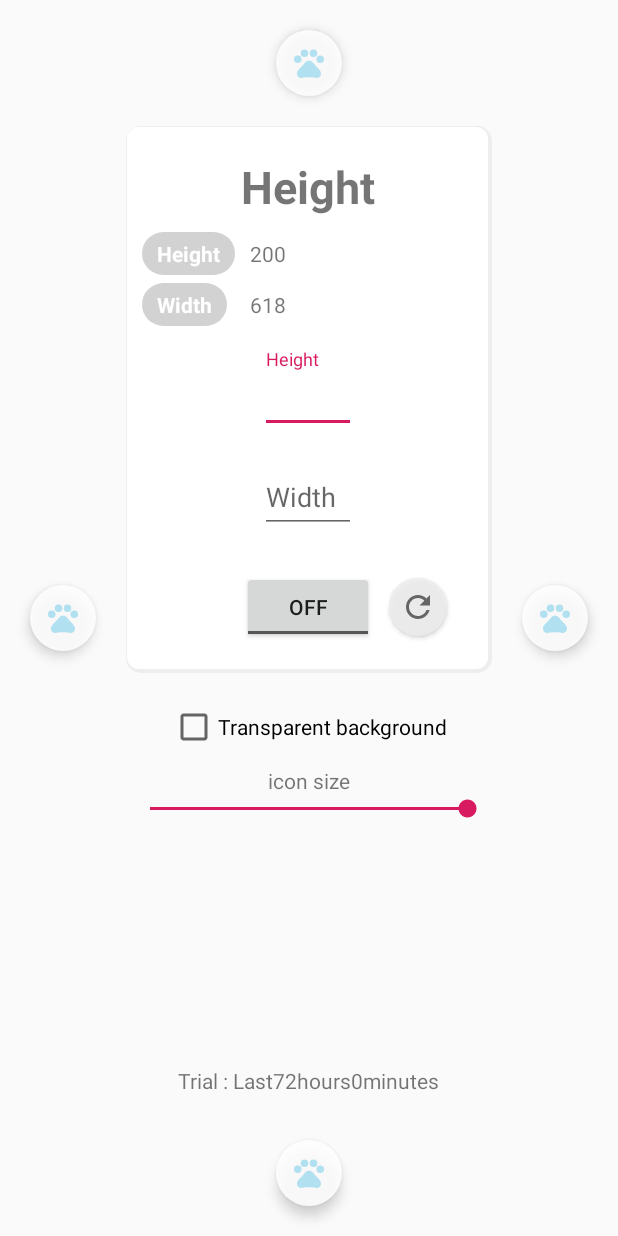
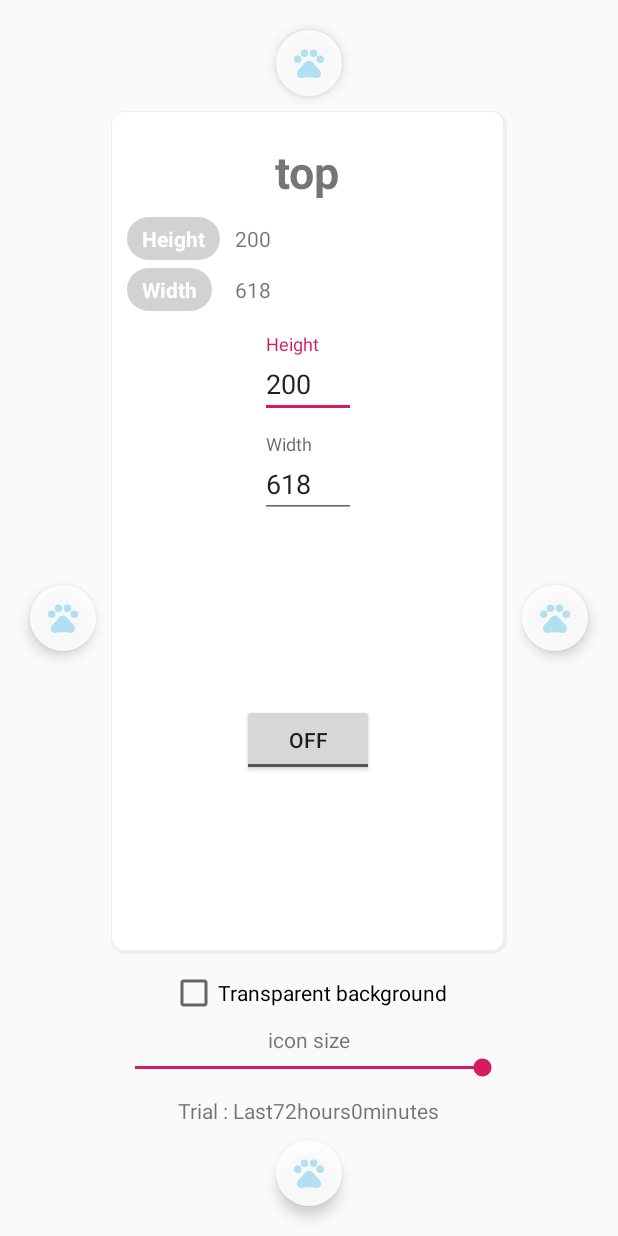
Before and after one commit to KawabeAtsushi/TouchProtector, an Android app: the screen it shows after launch (MainActivity), on a phone screen of 412 x 824 dp. Run offline under Robolectric (Android 15) with nearby library versions, the phone set to English and light mode, and no system bars; our stand-ins replace data binding.

Commit message:
update to switch status

```diff
--- a/app/build.gradle
+++ b/app/build.gradle
@@ -31,10 +31,11 @@ android {
 dependencies {
     implementation fileTree(dir: 'libs', include: ['*.jar'])
     implementation"org.jetbrains.kotlin:kotlin-stdlib-jdk7:$kotlin_version"
-    implementation 'androidx.constraintlayout:constraintlayout:2.0.1'
+    implementation 'androidx.constraintlayout:constraintlayout:2.0.2'
     implementation 'androidx.appcompat:appcompat:1.2.0'
     implementation 'com.google.android.material:material:1.2.1'
-    implementation 'androidx.core:core-ktx:1.3.1'
+    implementation 'androidx.core:core-ktx:1.3.2'
+    implementation 'androidx.lifecycle:lifecycle-viewmodel-ktx:2.2.0'
     testImplementation 'junit:junit:4.12'
     androidTestImplementation 'androidx.test:runner:1.3.0'
     androidTestImplementation 'androidx.test.espresso:espresso-core:3.3.0'
--- a/app/src/main/java/com/pandatone/touchProtector/KeyStore.kt
+++ b/app/src/main/java/com/pandatone/touchProtector/KeyStore.kt
@@ -15,10 +15,14 @@ enum class PREF(val key: String) {
     FirstDate("first_date"),
     TopH("topHeight"),
     TopW("topWidth"),
+    TopActive("topActive"),
     BottomH("bottomHeight"),
     BottomW("bottomWidth"),
+    BottomActive("bottomActive"),
     LeftH("leftHeight"),
     LeftW("leftWidth"),
+    LeftActive("leftActive"),
     RightH("rightHeight"),
-    RightW("rightWidth")
+    RightW("rightWidth"),
+    RightActive("rightActive")
 }
--- a/app/src/main/java/com/pandatone/touchProtector/MainActivity.kt
+++ b/app/src/main/java/com/pandatone/touchProtector/MainActivity.kt
@@ -7,6 +7,8 @@ import android.provider.Settings
 import android.util.DisplayMetrics
 import android.widget.*
 import androidx.appcompat.app.AppCompatActivity
+import androidx.lifecycle.Observer
+import androidx.lifecycle.ViewModelProvider
 import com.pandatone.touchProtector.databinding.MainActivityBinding
 import kotlin.math.min
 
@@ -16,10 +18,12 @@ import kotlin.math.min
  */
 class MainActivity : AppCompatActivity() {
 
-    private lateinit var heightEt: EditText
-    private lateinit var widthEt: EditText
-    private lateinit var widthTv: TextView
-    private lateinit var heightTv: TextView
+    private lateinit var title: TextView
+    private lateinit var switch: ToggleButton
+    private lateinit var hEdit: EditText
+    private lateinit var wEdit: EditText
+    private lateinit var wText: TextView
+    private lateinit var hText: TextView
     private lateinit var transCheck: CheckBox
 
     companion object {
@@ -29,10 +33,11 @@ class MainActivity : AppCompatActivity() {
         private const val OVERLAY_PERMISSION_REQUEST_CODE = 1
     }
 
+
     override fun onCreate(savedInstanceState: Bundle?) {
         super.onCreate(savedInstanceState)
         val binding: MainActivityBinding = MainActivityBinding.inflate(layoutInflater)
-        viewModel = MainViewModel()
+        viewModel = ViewModelProvider(this).get(MainViewModel::class.java)
         binding.viewModel = viewModel
         binding.lifecycleOwner = this
         setContentView(binding.root)
@@ -50,7 +55,7 @@ class MainActivity : AppCompatActivity() {
             viewModel.setRightParam(pref.getInt(PREF.TopH.key, 0), pref.getInt(PREF.TopH.key, 0))
             viewModel.setLeftParam(pref.getInt(PREF.TopH.key, 0), pref.getInt(PREF.TopH.key, 0))
         }
-        changeIconSize(pref.getInt("topHeight", 0), pref.getInt("topWidth", 0),100)
+        changeIconSize(pref.getInt("topHeight", 0), pref.getInt("topWidth", 0), 100)
 
         val statusView = findViewById<TextView>(R.id.status)
         val lastDay = System.currentTimeMillis() - pref.getLong(PREF.FirstDate.key, 0)
@@ -64,19 +69,24 @@ class MainActivity : AppCompatActivity() {
                         getString(R.string.hours) + (minutes % 60).toString() + getString(R.string.mins)
         }
 
-        // Show/hide overlay view with a toggle button.
-        findViewById<ToggleButton>(R.id.toggle_button).apply {
+        // ON/OFFのトグルボタン切り替え
+        switch.apply {
             isChecked = OverlayService.isActive
             setOnCheckedChangeListener { _, isChecked ->
-                val heightStr = heightEt.text.toString()
+                val heightStr = hEdit.text.toString()
                 if (heightStr != "") {
-                    setParams(KeyStore.TOP, height = Integer.parseInt(heightStr))
+                    setParams(viewModel.nowPos.value!!, height = Integer.parseInt(heightStr))
                 }
-                val widthStr = widthEt.text.toString()
+                val widthStr = wEdit.text.toString()
                 if (widthStr != "") {
-                    setParams(KeyStore.TOP, width = Integer.parseInt(widthStr))
+                    setParams(viewModel.nowPos.value!!, width = Integer.parseInt(widthStr))
                 }
                 OverlayService.transBackground = transCheck.isChecked
+                //プリファレンス（設定）に保存
+                getSharedPreferences(PREF.Name.key, MODE_PRIVATE).edit().apply {
+                    putBoolean(viewModel.nowPos.value!! + "Active", isChecked)
+                    apply()
+                }
                 if (isChecked) OverlayService.start(this@MainActivity)
                 else OverlayService.stop(this@MainActivity)
             }
@@ -88,7 +98,11 @@ class MainActivity : AppCompatActivity() {
                 override fun onProgressChanged(
                     seekBar: SeekBar, progress: Int, fromUser: Boolean
                 ) {
-                    changeIconSize(pref.getInt("topHeight", 0), pref.getInt("topWidth", 0),progress)
+                    changeIconSize(
+                        pref.getInt("topHeight", 0),
+                        pref.getInt("topWidth", 0),
+                        progress
+                    )
                 }
 
                 override fun onStartTrackingTouch(seekBar: SeekBar) {
@@ -98,20 +112,102 @@ class MainActivity : AppCompatActivity() {
                 override fun onStopTrackingTouch(seekBar: SeekBar) {
                     // ツマミがリリースされた時に呼ばれる
                 }
-
             }
         )
+
+        // ここでViewModelから流れてきた値を受け取る.
+        viewModel.nowPos.observe(this, Observer {
+            onClickButton()
+        })
+
     }
 
     private fun setViews() {
-        heightEt = findViewById<EditText>(R.id.height_edit)
-        widthEt = findViewById<EditText>(R.id.width_edit)
-        widthTv = findViewById<TextView>(R.id.width)
-        heightTv = findViewById<TextView>(R.id.height)
+        title = findViewById<TextView>(R.id.title)
+        switch = findViewById<ToggleButton>(R.id.toggle_button)
+        hEdit = findViewById<EditText>(R.id.height_edit)
+        wEdit = findViewById<EditText>(R.id.width_edit)
+        wText = findViewById<TextView>(R.id.width)
+        hText = findViewById<TextView>(R.id.height)
         transCheck = findViewById<CheckBox>(R.id.transparent_check)
     }
 
-    //アプリ初回起動時の処理
+    //高さ・幅の変更
+    private fun setParams(position: String, height: Int = -1, width: Int = -1) {
+
+        when (position) {
+            KeyStore.TOP -> viewModel.setTopParam(height, width)
+            KeyStore.BOTTOM -> viewModel.setBottomParam(height, width)
+            KeyStore.RIGHT -> viewModel.setRightParam(height, width)
+            else -> viewModel.setLeftParam(height, width)
+        }
+        //プリファレンス（設定）に保存
+        getSharedPreferences(PREF.Name.key, MODE_PRIVATE).edit().apply {
+            if (height > 0) putInt(position + "Height", height)
+            if (width > 0) putInt(position + "Width", width)
+            apply()
+        }
+    }
+
+    //アイコンサイズの変更
+    private fun changeIconSize(height: Int, width: Int, progress: Int) {
+        val maxSize = min(height, width)
+        val ratio = progress / 100f //(min)0 ~ 1(max)
+        val size = ratio * maxSize
+        viewModel.setTopParam(size = size.toInt())
+    }
+
+    //positionボタンクリック
+    private fun onClickButton() {
+        val pref = getSharedPreferences(PREF.Name.key, MODE_PRIVATE)
+        when (viewModel.nowPos.value!!) {
+            KeyStore.TOP -> {
+                setValue(
+                    KeyStore.TOP,
+                    viewModel.topHeight.value.toString(),
+                    viewModel.topWidth.value.toString()
+                )
+                switch.isChecked = pref.getBoolean(PREF.TopActive.key, false)
+            }
+            KeyStore.BOTTOM -> {
+                setValue(
+                    KeyStore.BOTTOM,
+                    viewModel.bottomHeight.value.toString(),
+                    viewModel.bottomWidth.value.toString()
+                )
+                switch.isChecked = pref.getBoolean(PREF.BottomActive.key, false)
+            }
+            KeyStore.RIGHT -> {
+                setValue(
+                    KeyStore.RIGHT,
+                    viewModel.rightHeight.value.toString(),
+                    viewModel.rightWidth.value.toString()
+                )
+                switch.isChecked = pref.getBoolean(PREF.RightActive.key, false)
+            }
+            else -> {
+                setValue(
+                    KeyStore.LEFT,
+                    viewModel.leftHeight.value.toString(),
+                    viewModel.leftWidth.value.toString()
+                )
+                switch.isChecked = pref.getBoolean(PREF.LeftActive.key, false)
+            }
+        }
+    }
+
+    private fun setValue(position: String, height: String, width: String) {
+        title.text = position
+        hEdit.setText(height)
+        wEdit.setText(width)
+        hText.text = height
+        wText.text = width
+    }
+
+//////////////////////////////////////////////////////////////////////////////////////////////////
+////////////////////////////////////アプリ初回起動時の処理//////////////////////////////////////////
+/////////////////////////////////////////////////////////////////////////////////////////////////
+
     private fun initialBoot() {
         val dm = DisplayMetrics()
         windowManager.defaultDisplay.getMetrics(dm)
@@ -128,7 +224,7 @@ class MainActivity : AppCompatActivity() {
         Toast.makeText(this, "First", Toast.LENGTH_SHORT).show()
     }
 
-    /** Requests an overlay permission to the user if needed. */
+    /** パーミッションリクエスト */
     private fun requestOverlayPermission() {
         if (isOverlayGranted()) return
         val intent = Intent(
@@ -148,29 +244,7 @@ class MainActivity : AppCompatActivity() {
         }
     }
 
-    /** Checks if the overlay is permitted. */
+    /** パーミッションチェック */
     private fun isOverlayGranted() = Settings.canDrawOverlays(this)
 
-    private fun setParams(position: String, height: Int = -1, width: Int = -1) {
-
-        when (position) {
-            KeyStore.TOP -> viewModel.setTopParam(height, width)
-            KeyStore.BOTTOM -> viewModel.setBottomParam(height, width)
-            KeyStore.RIGHT -> viewModel.setRightParam(height, width)
-            else -> viewModel.setLeftParam(height, width)
-        }
-        //プリファレンス（設定）に保存
-        getSharedPreferences(PREF.Name.key, MODE_PRIVATE).edit().apply {
-            if (height > 0) putInt(position + "Height", height)
-            if (width > 0) putInt(position + "Width", width)
-            apply()
-        }
-    }
-
-    private fun changeIconSize(height: Int,width: Int,progress:Int){
-        val maxSize = min(height,width)
-        val ratio = progress / 100f //(min)0 ~ 1(max)
-        val size = ratio * maxSize
-        viewModel.setTopParam(size = size.toInt())
-    }
 }
--- a/app/src/main/java/com/pandatone/touchProtector/MainViewModel.kt
+++ b/app/src/main/java/com/pandatone/touchProtector/MainViewModel.kt
@@ -1,16 +1,10 @@
 package com.pandatone.touchProtector
 
-import android.widget.TextView
 import androidx.lifecycle.LiveData
 import androidx.lifecycle.MutableLiveData
 import androidx.lifecycle.ViewModel
 
-class MainViewModel : ViewModel()  {
-
-    val top = "top"
-    val bottom = "bottom"
-    val left = "left"
-    val right = "right"
+class MainViewModel : ViewModel() {
 
     //TOP
     private val _topHeight = MutableLiveData<Int>().also { mutableLiveData ->
@@ -91,14 +85,20 @@ class MainViewModel : ViewModel()  {
         if (width > 0) _leftWidth.value = width
     }
 
-    //onClick
-    fun onClickButton(title: TextView, position:String){
+    //now position
+    private val _nowPos = MutableLiveData<String>().also { mutableLiveData ->
+        mutableLiveData.value = KeyStore.TOP
+    }
+    val nowPos: LiveData<String>
+        get() = _nowPos
 
-        when (position) {
-            top -> title.text = top
-            bottom -> title.text = bottom
-            right -> title.text = right
-            else -> title.text = left
+    //positionボタンクリック
+    fun changePosition(positionNo: Int) {
+        when (positionNo) {
+            0 -> _nowPos.value = KeyStore.TOP
+            1 -> _nowPos.value = KeyStore.RIGHT
+            2 -> _nowPos.value = KeyStore.BOTTOM
+            else -> _nowPos.value = KeyStore.LEFT
         }
     }
 
--- a/app/src/main/res/layout/main_activity.xml
+++ b/app/src/main/res/layout/main_activity.xml
@@ -27,7 +27,7 @@
             android:contentDescription="TOP"
             android:elevation="5dp"
             android:src="@drawable/icon"
-            android:onClick="@{() -> viewModel.onClickButton(title,viewModel.top)}"
+            android:onClick="@{() -> viewModel.changePosition(0)}"
             app:layout_constraintEnd_toEndOf="parent"
             app:layout_constraintStart_toStartOf="parent"
             app:layout_constraintTop_toTopOf="parent" />
@@ -42,7 +42,7 @@
             android:contentDescription="RIGHT"
             android:elevation="5dp"
             android:src="@drawable/icon"
-            android:onClick="@{() -> viewModel.onClickButton(title,viewModel.right)}"
+            android:onClick="@{() -> viewModel.changePosition(1)}"
             app:layout_constraintBottom_toBottomOf="parent"
             app:layout_constraintEnd_toEndOf="parent"
             app:layout_constraintTop_toTopOf="parent" />
@@ -57,7 +57,7 @@
             android:contentDescription="BOTTOM"
             android:elevation="5dp"
             android:src="@drawable/icon"
-            android:onClick="@{() -> viewModel.onClickButton(title,viewModel.bottom)}"
+            android:onClick="@{() -> viewModel.changePosition(2)}"
             app:layout_constraintBottom_toBottomOf="parent"
             app:layout_constraintEnd_toEndOf="parent"
             app:layout_constraintStart_toStartOf="parent" />
@@ -72,7 +72,7 @@
             android:contentDescription="LEFT"
             android:elevation="5dp"
             android:src="@drawable/icon"
-            android:onClick="@{() -> viewModel.onClickButton(title,viewModel.left)}"
+            android:onClick="@{() -> viewModel.changePosition(3)}"
             app:layout_constraintBottom_toBottomOf="parent"
             app:layout_constraintStart_toStartOf="parent"
             app:layout_constraintTop_toTopOf="parent" />
@@ -82,7 +82,7 @@
         <androidx.constraintlayout.widget.ConstraintLayout
             android:layout_width="0dp"
             android:layout_height="0dp"
-            android:layout_margin="20dp"
+            android:layout_margin="10dp"
             app:layout_constraintBottom_toTopOf="@id/bottom_button"
             app:layout_constraintEnd_toStartOf="@id/right_button"
             app:layout_constraintStart_toEndOf="@id/left_button"
@@ -91,12 +91,14 @@
             <androidx.constraintlayout.widget.ConstraintLayout
                 android:id="@+id/individual_layout"
                 android:layout_width="0dp"
-                android:layout_height="wrap_content"
+                android:layout_height="0dp"
+                android:layout_marginBottom="10dp"
                 android:background="@drawable/card_background"
                 android:paddingVertical="20dp"
                 app:layout_constraintEnd_toEndOf="parent"
                 app:layout_constraintStart_toStartOf="parent"
-                app:layout_constraintTop_toTopOf="parent">
+                app:layout_constraintTop_toTopOf="parent"
+                app:layout_constraintBottom_toTopOf="@id/transparent_check">
 
                 <TextView
                     android:id="@+id/title"
@@ -207,21 +209,8 @@
                     android:layout_marginTop="20dp"
                     app:layout_constraintEnd_toEndOf="parent"
                     app:layout_constraintStart_toStartOf="parent"
-                    app:layout_constraintTop_toBottomOf="@id/width_edit_field" />
-
-                <ImageButton
-                    android:id="@+id/refresh"
-                    android:layout_width="wrap_content"
-                    android:layout_height="wrap_content"
-                    android:layout_marginStart="10dp"
-                    android:background="@drawable/circle_background"
-                    android:backgroundTint="#EEE"
-                    android:elevation="2dp"
-                    android:padding="7dp"
-                    android:src="@drawable/ic_refresh"
-                    app:layout_constraintBottom_toBottomOf="@id/toggle_button"
-                    app:layout_constraintStart_toEndOf="@id/toggle_button"
-                    app:layout_constraintTop_toTopOf="@id/toggle_button" />
+                    app:layout_constraintTop_toBottomOf="@id/width_edit_field"
+                    app:layout_constraintBottom_toBottomOf="parent"/>
 
             </androidx.constraintlayout.widget.ConstraintLayout>
 
@@ -230,36 +219,35 @@
                 android:id="@+id/transparent_check"
                 android:layout_width="wrap_content"
                 android:layout_height="wrap_content"
-                android:layout_marginTop="20dp"
+                android:layout_marginBottom="5dp"
                 android:text="@string/transparent_text"
                 app:layout_constraintEnd_toEndOf="parent"
                 app:layout_constraintStart_toStartOf="parent"
-                app:layout_constraintTop_toBottomOf="@id/individual_layout" />
+                app:layout_constraintBottom_toTopOf="@id/size"/>
 
             <TextView
                 android:id="@+id/size"
                 android:layout_width="wrap_content"
                 android:layout_height="wrap_content"
-                android:layout_margin="10dp"
                 android:text="@string/icon_size"
                 app:layout_constraintEnd_toEndOf="parent"
                 app:layout_constraintStart_toStartOf="parent"
-                app:layout_constraintTop_toBottomOf="@id/transparent_check" />
+                app:layout_constraintBottom_toTopOf="@id/seekBar"/>
 
             <androidx.appcompat.widget.AppCompatSeekBar
                 android:id="@+id/seekBar"
                 android:layout_width="0dp"
                 android:layout_height="wrap_content"
+                android:layout_marginBottom="10dp"
                 android:progress="100"
                 app:layout_constraintEnd_toEndOf="parent"
                 app:layout_constraintStart_toStartOf="parent"
-                app:layout_constraintTop_toBottomOf="@id/size" />
+                app:layout_constraintBottom_toTopOf="@id/status"/>
 
             <TextView
                 android:id="@+id/status"
                 android:layout_width="wrap_content"
                 android:layout_height="wrap_content"
-                android:layout_margin="10dp"
                 android:text="status"
                 app:layout_constraintBottom_toBottomOf="parent"
                 app:layout_constraintEnd_toEndOf="parent"
--- a/build.gradle
+++ b/build.gradle
@@ -8,7 +8,7 @@ buildscript {
 
     }
     dependencies {
-        classpath 'com.android.tools.build:gradle:4.0.1'
+        classpath 'com.android.tools.build:gradle:4.0.2'
         classpath "org.jetbrains.kotlin:kotlin-gradle-plugin:$kotlin_version"
         // NOTE: Do not place your application dependencies here; they belong
         // in the individual module build.gradle files
```
